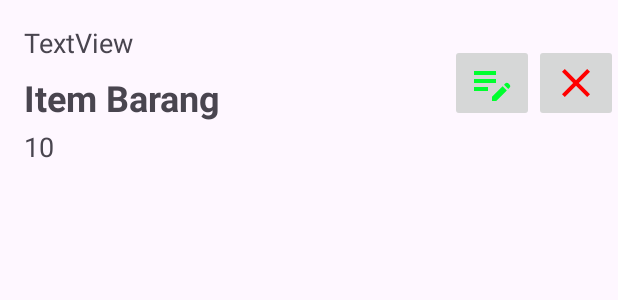
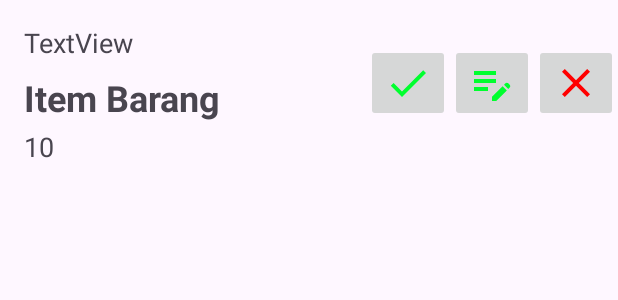
Before and after one commit to C14220170/roomDB, an Android app: the layout item_list.xml on its own in the app's theme, with its tools: preview values and no code run, on a phone screen of 412 x 824 dp. Shown: the top 300 px of the screen. Run offline under Robolectric (Android 15) with nearby library versions, the phone set to English and light mode, and no system bars.

Commit message:
button selesai dan set up tabel historyBarang + adapter dan mainactivity

```diff
--- a/app/build.gradle.kts
+++ b/app/build.gradle.kts
@@ -10,7 +10,7 @@ android {
 
     defaultConfig {
         applicationId = "app.c14220170.roomdb"
-        minSdk = 33
+        minSdk = 30
         targetSdk = 34
         versionCode = 1
         versionName = "1.0"
--- a/app/src/main/java/app/c14220170/roomdb/database/daftarBelanjaDAO.kt
+++ b/app/src/main/java/app/c14220170/roomdb/database/daftarBelanjaDAO.kt
@@ -14,7 +14,6 @@ interface daftarBelanjaDAO {
     @Query("UPDATE daftarBelanja SET tanggal=:isi_tanggal, item=:isi_item, jumlah=:isi_jumlah WHERE Id=:pilihid")
     fun update(isi_tanggal: String, isi_item: String, isi_jumlah: String, pilihid: Int)
 
-
     @Delete
     fun delete(daftar: daftarBelanja)
 
--- a/app/src/main/java/app/c14220170/roomdb/database/daftarBelanjaDB.kt
+++ b/app/src/main/java/app/c14220170/roomdb/database/daftarBelanjaDB.kt
@@ -5,9 +5,10 @@ import androidx.room.Database
 import androidx.room.Room
 import androidx.room.RoomDatabase
 
-@Database(entities = [daftarBelanja::class], version = 1)
+@Database(entities = [daftarBelanja::class, historyBarang::class], version = 2)
 abstract class daftarBelanjaDB : RoomDatabase() {
     abstract fun fundaftarBelanjaDAO(): daftarBelanjaDAO
+    abstract fun fundhistoryBarangDAO(): historyBarangDAO
 
     companion object{
         @Volatile
@@ -20,6 +21,7 @@ abstract class daftarBelanjaDB : RoomDatabase() {
                     INSTANCE = Room.databaseBuilder(context.applicationContext,
                         daftarBelanjaDB::class.java, "daftarBelanja_db")
                         .allowMainThreadQueries()
+                        .fallbackToDestructiveMigration()
                         .build()
                 }
             }
--- /dev/null
+++ b/app/src/main/res/drawable/baseline_done_24.xml
@@ -0,0 +1,5 @@
+<vector xmlns:android="http://schemas.android.com/apk/res/android" android:height="32dp" android:tint="#00FF2E" android:viewportHeight="24" android:viewportWidth="24" android:width="32dp">
+
+    <path android:fillColor="@android:color/white" android:pathData="M9,16.2L4.8,12l-1.4,1.4L9,19 21,7l-1.4,-1.4L9,16.2z"/>
+
+</vector>
--- a/app/src/main/res/layout/item_list.xml
+++ b/app/src/main/res/layout/item_list.xml
@@ -53,6 +53,15 @@
         app:layout_constraintEnd_toEndOf="parent"
         app:layout_constraintTop_toTopOf="parent" />
 
+    <ImageButton
+        android:id="@+id/btnDone"
+        android:layout_width="wrap_content"
+        android:layout_height="wrap_content"
+        android:src="@drawable/baseline_done_24"
+        app:layout_constraintBottom_toBottomOf="@+id/btnEdit"
+        app:layout_constraintEnd_toStartOf="@+id/btnEdit"
+        app:layout_constraintTop_toTopOf="@+id/btnEdit" />
+
 
 
 
```
Also changed, not shown: app/src/main/java/app/c14220170/roomdb/MainActivity.kt (+21 -0 lines), app/src/main/java/app/c14220170/roomdb/adapterDaftar.kt (+18 -1 lines), app/src/main/java/app/c14220170/roomdb/database/historyBarang.kt (added, +19 -0 lines), app/src/main/java/app/c14220170/roomdb/database/historyBarangDAO.kt (added, +16 -0 lines).
